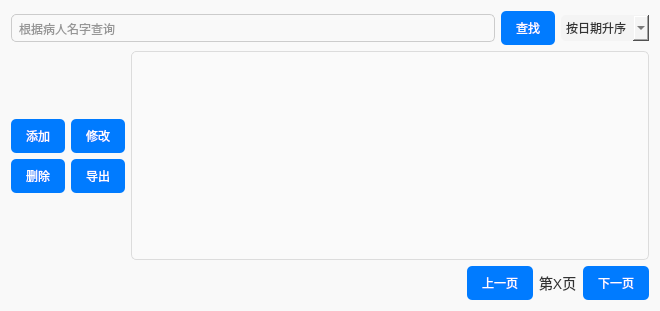
Above: medicalrecordview.ui from zhuguotiao/Lab before the change. Below: the same form after it.
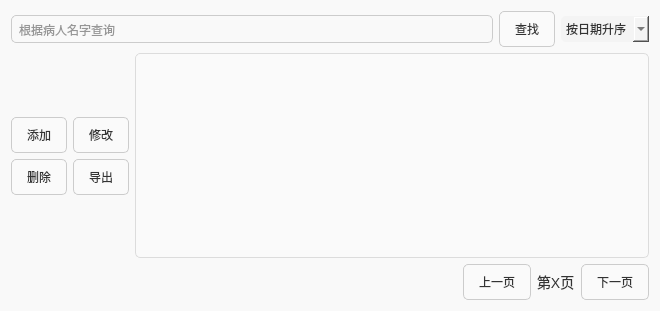
That is the form after the change.

```diff
--- a/medicalrecordview.ui
+++ b/medicalrecordview.ui
@@ -26,9 +26,8 @@
         padding: 5px;
     }
     QPushButton {
-        background-color: #007bff;
-        color: white;
-        border: none;
+        background-color: #fafafa;
+        border: 1px solid #ccc;
         border-radius: 5px;
         padding: 8px 15px;
     }
```
Left out of the diff: 2 changed lines with no effect on the pictures.
